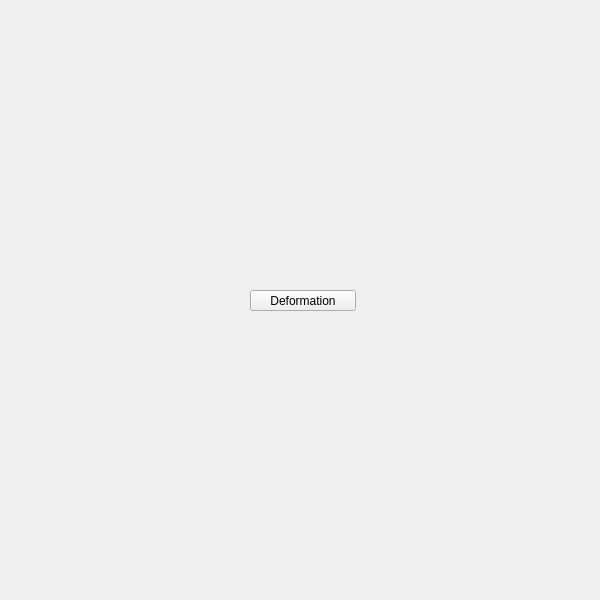
Above: tentacle/ui/deformation#submenu.ui from m3trik/tentacle before the change. Below: the same form after it.
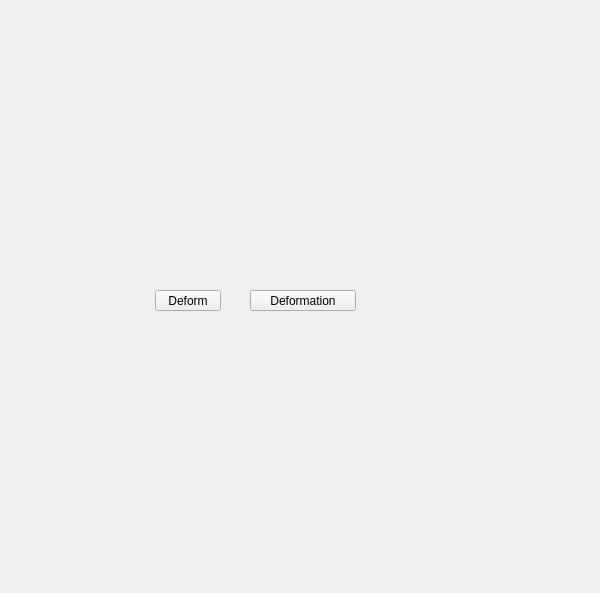
That is the form after the change.

Patch:
```diff
--- a/tentacle/ui/deformation#submenu.ui
+++ b/tentacle/ui/deformation#submenu.ui
@@ -10,7 +10,7 @@
     <x>0</x>
     <y>0</y>
     <width>600</width>
-    <height>600</height>
+    <height>593</height>
    </rect>
   </property>
   <property name="sizePolicy">
@@ -84,6 +84,34 @@
      <string>Deformation</string>
     </property>
    </widget>
+   <widget class="QPushButton" name="i027">
+    <property name="geometry">
+     <rect>
+      <x>155</x>
+      <y>290</y>
+      <width>66</width>
+      <height>21</height>
+     </rect>
+    </property>
+    <property name="minimumSize">
+     <size>
+      <width>0</width>
+      <height>21</height>
+     </size>
+    </property>
+    <property name="maximumSize">
+     <size>
+      <width>999</width>
+      <height>21</height>
+     </size>
+    </property>
+    <property name="whatsThis">
+     <string>deform</string>
+    </property>
+    <property name="text">
+     <string>Deform</string>
+    </property>
+   </widget>
   </widget>
  </widget>
  <resources/>
```
